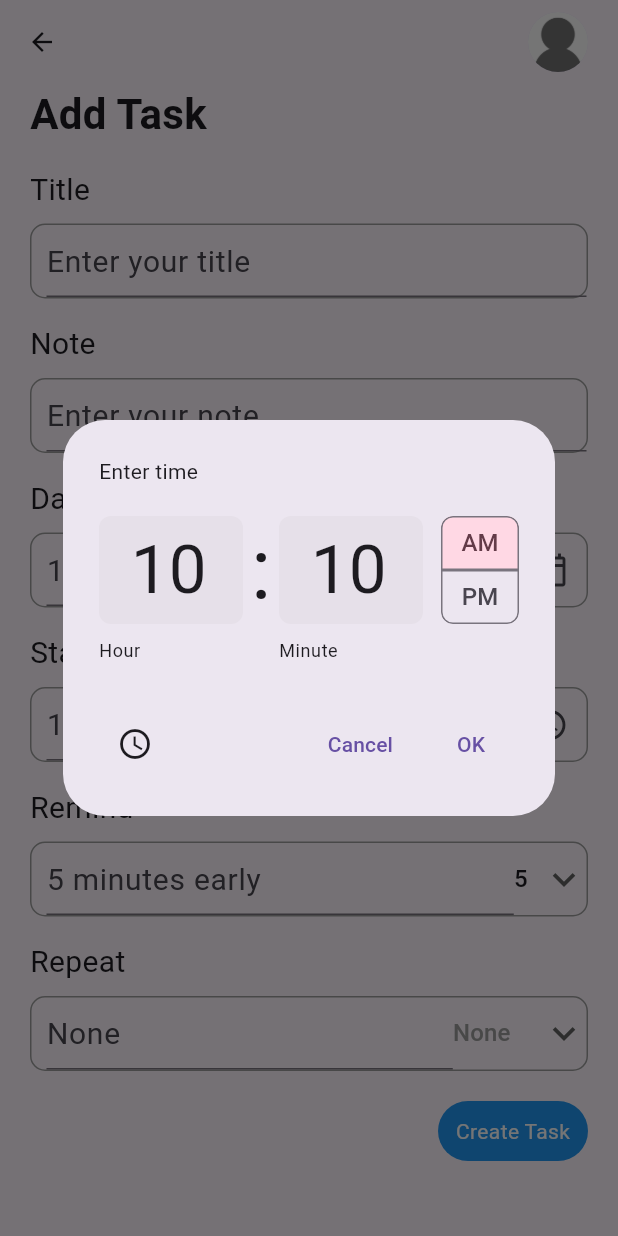
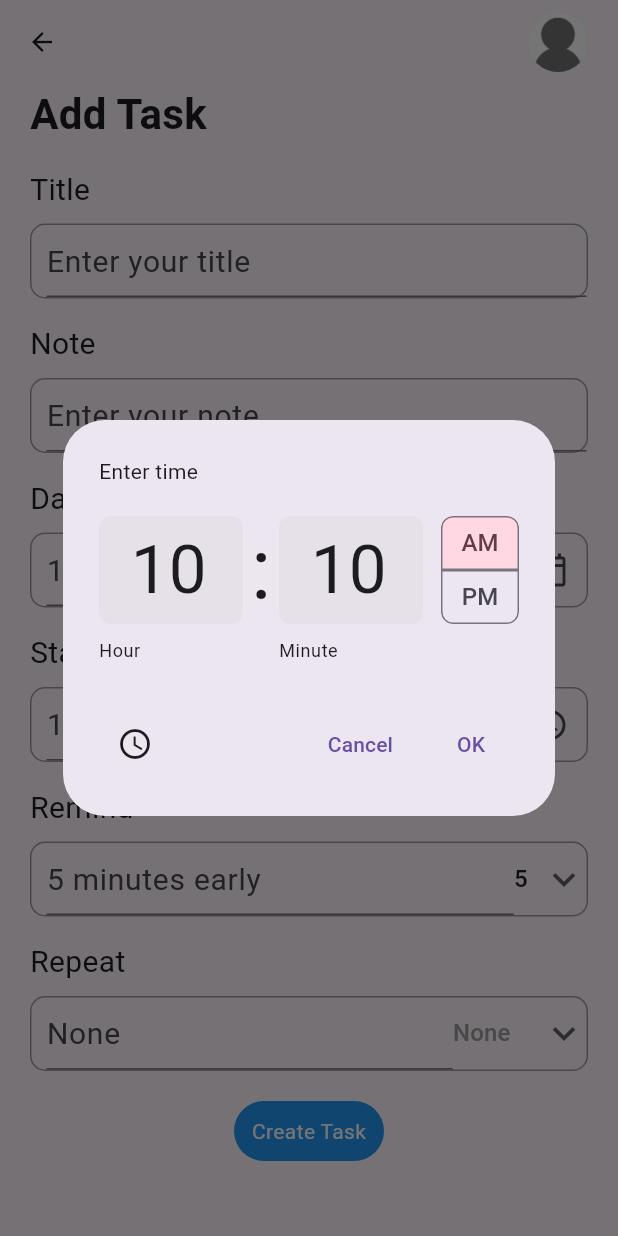
Before and after one commit to simgemede/MobileToDoPlanner, a Flutter app: the GorevBariSayfasi screen opened directly, after a tap on the "access time" icon, on a phone screen of 412 x 824 dp. Run offline on Flutter 3.47's test engine with Material 3 defaults, Android fonts, the light colour scheme and no system bars; our stand-ins replace date_picker_timeline, get, get_storage; accounts and stored records are empty.

Commit message:
düzeltme

```diff
--- a/mobile_to_do_planner/lib/UI/add_task_bar.dart
+++ b/mobile_to_do_planner/lib/UI/add_task_bar.dart
@@ -16,7 +16,7 @@ class _GorevBariSayfasiState extends State<GorevBariSayfasi> {
   DateTime _seciliGun = DateTime.now();
   String _bitisZamani = " ";
   String _baslangicZamani =
-      DateFormat("hh:mm a").format(DateTime.now()).toString();
+      DateFormat("HH:mm").format(DateTime.now()).toString();
   String? _profilFotoUrl;
   int hatirlatici = 5;
   List<int> hatirlaticiListe = [
@@ -147,7 +147,7 @@ class _GorevBariSayfasiState extends State<GorevBariSayfasi> {
                 height: 20,
               ),
               Row(
-                mainAxisAlignment: MainAxisAlignment.end,
+                mainAxisAlignment: MainAxisAlignment.center,
                 crossAxisAlignment: CrossAxisAlignment.center,
                 children: [Butonum(label: "Create Task", onTap: () => null)],
               )
@@ -203,7 +203,8 @@ class _GorevBariSayfasiState extends State<GorevBariSayfasi> {
   Future<void> _zamanAl({required bool baslangicZamaniMi}) async {
     var secilenZaman = await _secilenZamaniGoster();
     if (secilenZaman != null) {
-      String _zamanBicimlendirme = secilenZaman.format(context);
+      String _zamanBicimlendirme =
+          "${secilenZaman.hour.toString().padLeft(2, '0')}:${secilenZaman.minute.toString().padLeft(2, '0')}";
       setState(() {
         if (baslangicZamaniMi) {
           _baslangicZamani = _zamanBicimlendirme;
@@ -213,7 +214,8 @@ class _GorevBariSayfasiState extends State<GorevBariSayfasi> {
                   ? (secilenZaman.hour + 1) % 24
                   : secilenZaman.hour,
               minute: (secilenZaman.minute + 1) % 60);
-          _bitisZamani = bitisZamani.format(context);
+          _bitisZamani =
+              "${bitisZamani.hour.toString().padLeft(2, '0')}:${bitisZamani.minute.toString().padLeft(2, '0')}";
         } else {
           _bitisZamani = _zamanBicimlendirme;
         }
```
